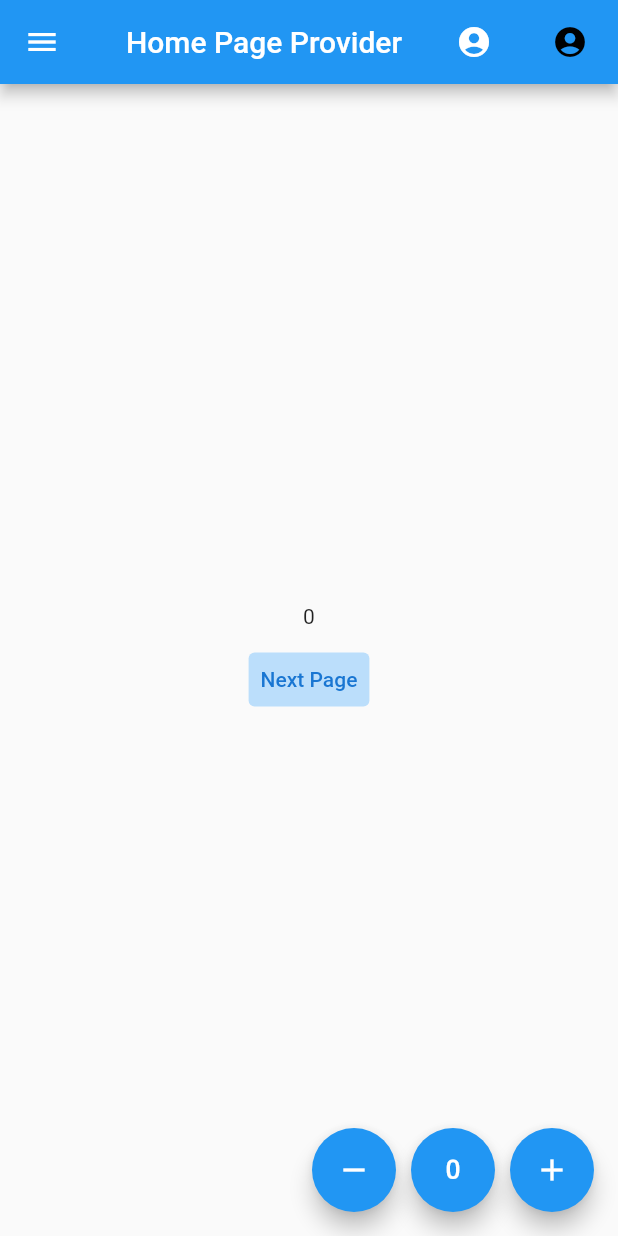
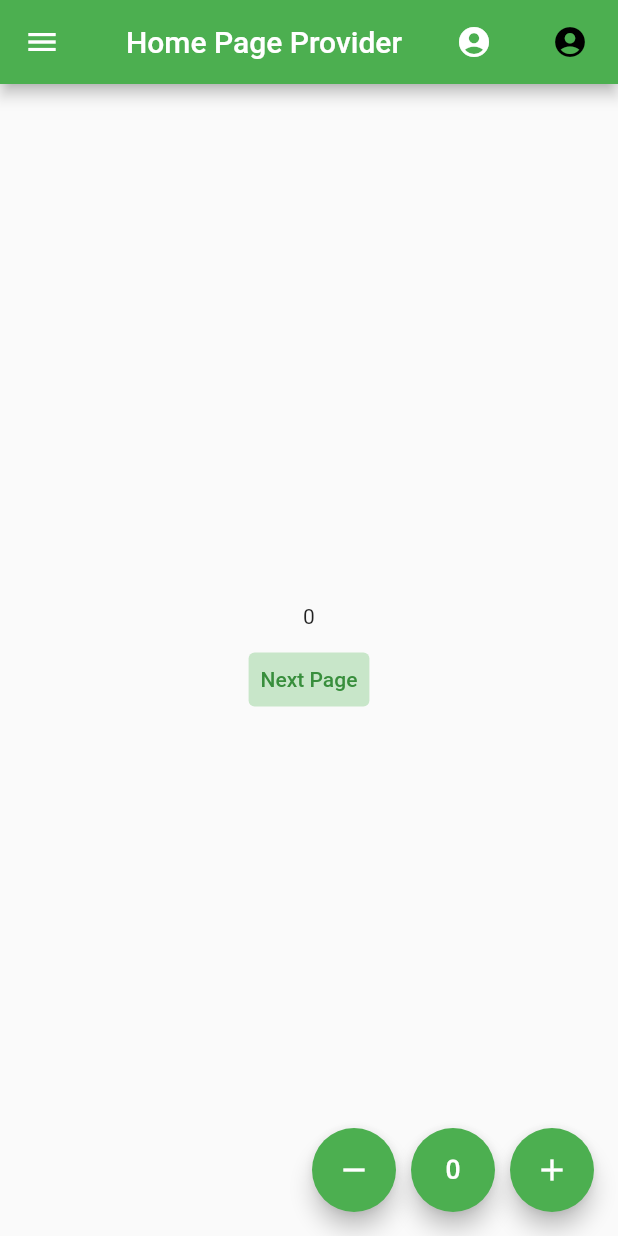
Before and after one commit to PauloSTDev/provider_study, a Flutter app: the screen it shows after launch, on a phone screen of 412 x 824 dp. Run offline on Flutter 3.47's test engine with Material 2 defaults, Android fonts, the phone set to English and light mode, and no system bars.

Commit message:
Muda temas do app

```diff
--- a/lib/main.dart
+++ b/lib/main.dart
@@ -8,13 +8,11 @@ import 'package:provider_study/screens/shopping_cart_page.dart';
 
 void main() {
   runApp(
-    MultiProvider(
-        providers: [
-          ChangeNotifierProvider(create: (_) => Counter()),
-          ChangeNotifierProvider(create: (_) => ShoppingCartProvider()),
-        ],
-        child: const MyApp()),
-    );
+    MultiProvider(providers: [
+      ChangeNotifierProvider(create: (_) => Counter()),
+      ChangeNotifierProvider(create: (_) => ShoppingCartProvider()),
+    ], child: const MyApp()),
+  );
 }
 
 class MyApp extends StatelessWidget {
@@ -24,7 +22,8 @@ class MyApp extends StatelessWidget {
   @override
   Widget build(BuildContext context) {
     return ChangeNotifierProvider<ThemeController>(
-      create: (_)=>ThemeController(ThemeData.light()),
+      create: (_) => ThemeController(
+          ThemeData(primarySwatch: Colors.green)),
       child: MaterialAppWithTheme(),
     );
   }
@@ -32,7 +31,7 @@ class MyApp extends StatelessWidget {
 
 class MaterialAppWithTheme extends StatelessWidget {
   @override
-  Widget build(BuildContext context){
+  Widget build(BuildContext context) {
     final theme = Provider.of<ThemeController>(context);
     return MaterialApp(
       title: 'Study Provider',
--- a/lib/screens/home_page.dart
+++ b/lib/screens/home_page.dart
@@ -25,14 +25,14 @@ class HomePage extends StatelessWidget {
         actions: [
           TextButton(
             child: const Icon(Icons.account_circle_rounded),
-            onPressed: () => _themeController.setTheme(ThemeData.light()),
+            onPressed: () => _themeController.setTheme(ThemeData(primarySwatch: Colors.red)),
             style: TextButton.styleFrom(
               primary: Colors.white,
             ),
           ),
           TextButton(
             child: const Icon(Icons.account_circle_rounded),
-            onPressed: () => _themeController.setTheme(ThemeData.dark()),
+            onPressed: () => _themeController.setTheme(ThemeData(primarySwatch: Colors.indigo)),
             style: TextButton.styleFrom(
               primary: Colors.black,
             ),
```
